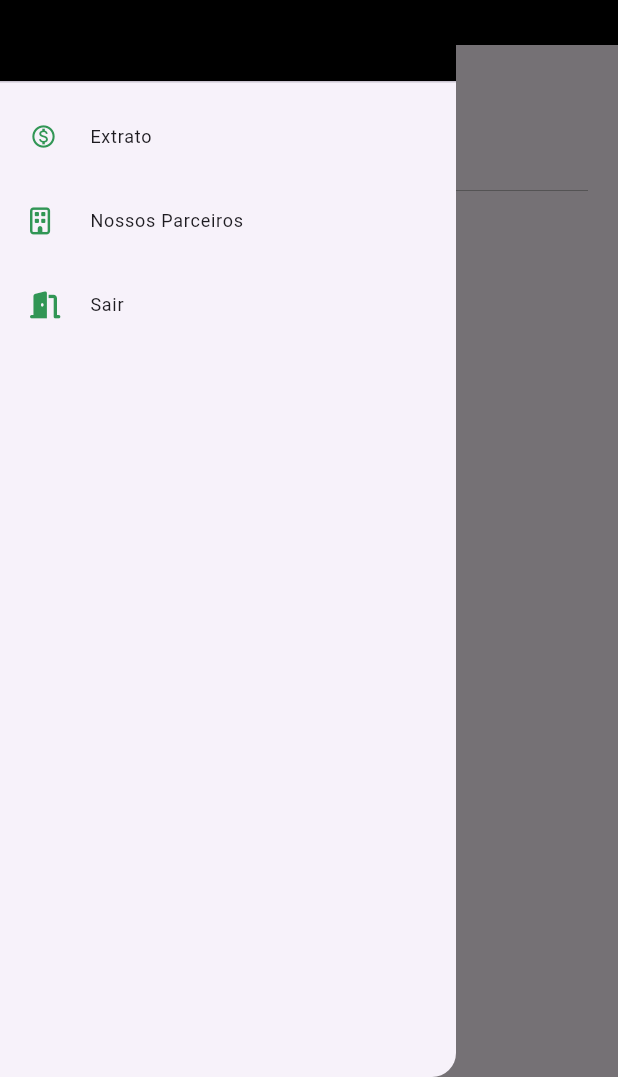
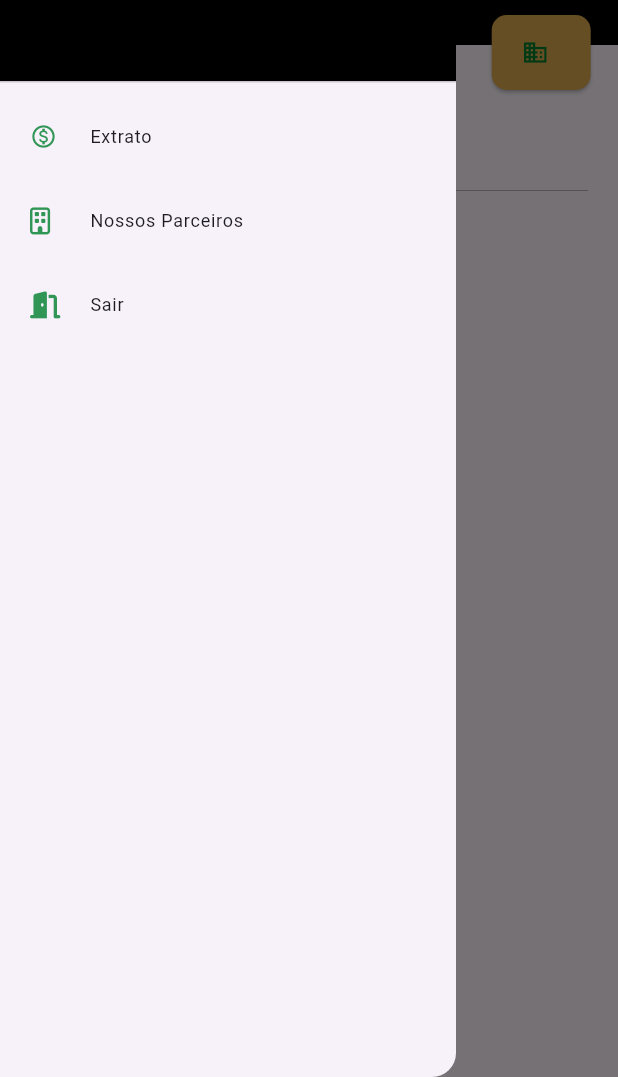
Before and after one commit to TemCashBack/mobile, a Flutter app: the screen it shows once a user with an empty profile is signed in, with the side drawer open, on a phone screen of 412 x 824 dp, the part 159-1236 px from its top. Run offline on Flutter 3.47's test engine with Material 3 defaults, Android fonts, the phone set to English and light mode, and no system bars; our stand-ins replace camera, cloud_firestore, firebase_auth, firebase_core, firebase_messaging, firebase_storage and 7 more; missing offline and left inert: clippy_flutter, custom_info_window, firebase_app_installations, firebase_in_app_messaging, map_launcher; accounts and stored records are empty.

```diff
--- a/lib/modules/home/home_page.dart
+++ b/lib/modules/home/home_page.dart
@@ -2,11 +2,13 @@ import 'dart:convert';
 
 import 'package:firebase_in_app_messaging/firebase_in_app_messaging.dart';
 import 'package:flutter/material.dart';
+import 'package:get/get.dart';
 import 'package:intl/intl.dart';
 import 'package:mobile/controllers/nivel_controller.dart';
 import 'package:mobile/data/models/checkin_model.dart';
 import 'package:mobile/data/models/company_model.dart';
 import 'package:mobile/data/repositories/checkin_repository.dart';
+import 'package:mobile/routes/app_routes.dart';
 import 'package:mobile/ui/theme/colors.dart';
 import 'package:mobile/ui/widgets/drawer_custom.dart';
 import 'package:mobile/ui/widgets/progress_indicator_custom.dart';
@@ -131,6 +133,38 @@ class HomePage extends StatelessWidget {
                         ),
                       ),
                     ),
+                    Positioned(
+                      bottom: -60,
+                      right: 10,
+                      width: MediaQuery.of(context).size.width * 0.2,
+                      height: 80,
+                      child: Container(
+                        child: Column(
+                          children: [
+                            ElevatedButton.icon(
+                              icon: Icon(
+                                Icons.business,
+                                color: primaryThemeColor,
+                              ),
+                              onPressed: () {
+                                Get.offAndToNamed(AppRoutes.ESTABELECIMENTOS);
+                              },
+                              style: ElevatedButton.styleFrom(
+                                foregroundColor: primaryThemeColor,
+                                backgroundColor: secondaryThemeColor,
+                                padding: EdgeInsets.symmetric(
+                                    horizontal: 20, vertical: 16),
+                                shape: RoundedRectangleBorder(
+                                  borderRadius: BorderRadius.circular(
+                                      10), // Rounded corners
+                                ),
+                              ),
+                              label: SizedBox.shrink(),
+                            ),
+                          ],
+                        ),
+                      ),
+                    ),
                   ],
                 ),
               ),
@@ -196,7 +230,6 @@ class HomePage extends StatelessWidget {
                               String checkInFormattedDate =
                                   DateFormat('dd/MM/yyyy')
                                       .format(checkInparsedDate);
-
                               return Column(
                                 children: [
                                   Row(
```
